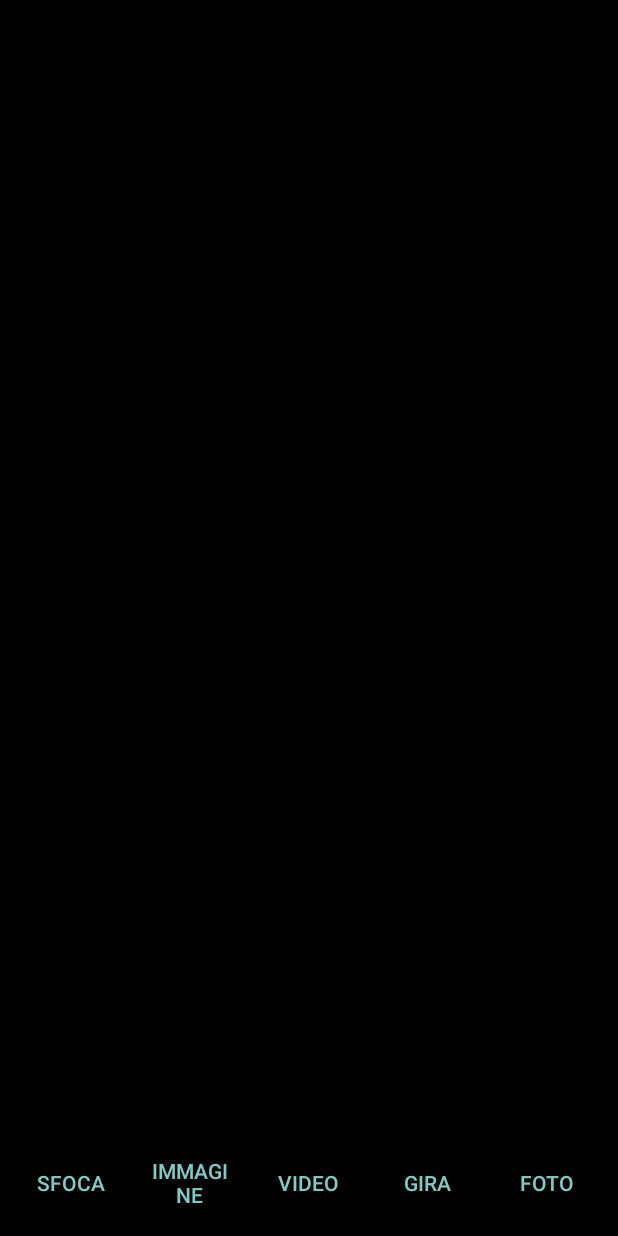
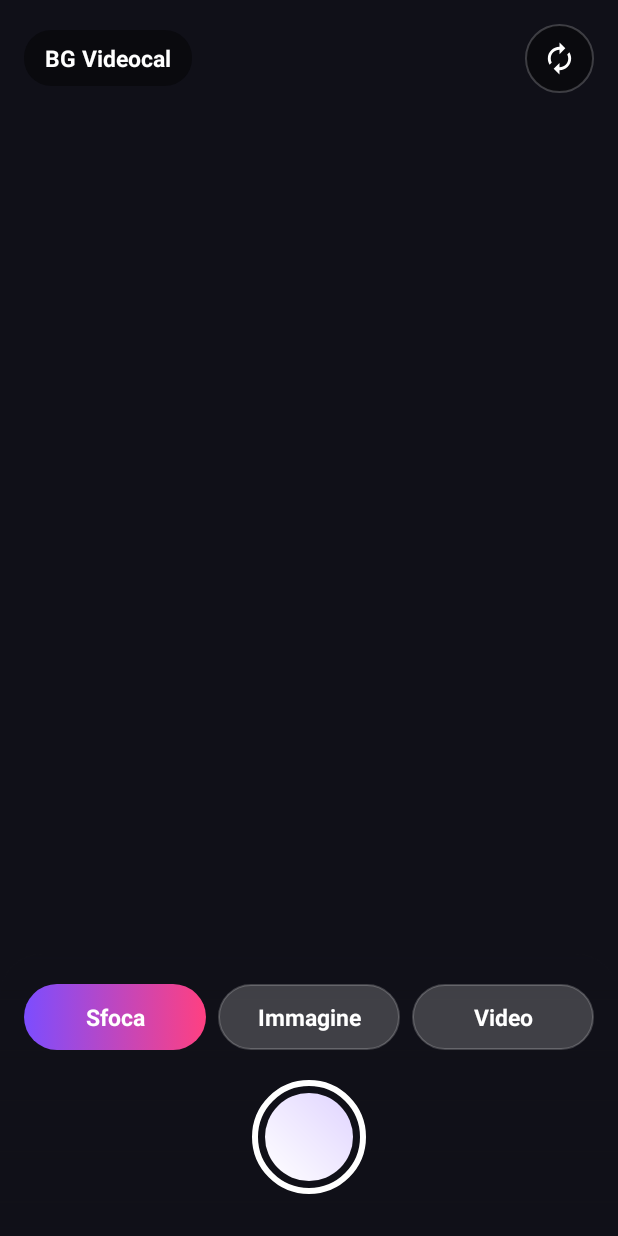
Before and after one commit to davidvannini-cyber/code, an Android app: the screen it shows after launch (MainActivity), on a phone screen of 412 x 824 dp. Run offline under Robolectric (Android 15) with nearby library versions, the phone set to English and light mode, and no system bars; libraries missing offline, so code that uses them is left out: androidx.camera.core, androidx.camera.lifecycle, com.google.mlkit.vision; 4 statements that could not run were skipped.

Commit message:
BG-VIDEOCAL v0.2: grafica moderna (tema scuro, chip a gradiente, tasto di scatto)
Co-Authored-By: Claude Sonnet 5.5 <noreply@anthropic.com>
Claude-Session: https://claude.ai/code/session_01XTDXvFXRCWwKj4fxQ5cdJ6

```diff
--- a/BG-VIDEOCAL/app/build.gradle
+++ b/BG-VIDEOCAL/app/build.gradle
@@ -10,8 +10,8 @@ android {
         applicationId 'online.vannini.bgvideocal'
         minSdk 24
         targetSdk 34
-        versionCode 1
-        versionName '0.1'
+        versionCode 2
+        versionName '0.2'
     }
 
     buildTypes {
--- a/BG-VIDEOCAL/app/src/main/java/online/vannini/bgvideocal/MainActivity.java
+++ b/BG-VIDEOCAL/app/src/main/java/online/vannini/bgvideocal/MainActivity.java
@@ -76,6 +76,7 @@ public class MainActivity extends ComponentActivity {
         segmenter = Segmentation.getClient(new SelfieSegmenterOptions.Builder()
                 .setDetectorMode(SelfieSegmenterOptions.STREAM_MODE).build());
 
+        findViewById(R.id.btnBlur).setSelected(true);
         findViewById(R.id.btnBlur).setOnClickListener(v -> setMode(BLUR));
         findViewById(R.id.btnImage).setOnClickListener(v -> pick("image/*", REQ_IMAGE));
         findViewById(R.id.btnVideo).setOnClickListener(v -> pick("video/*", REQ_VIDEO));
@@ -141,6 +142,9 @@ public class MainActivity extends ComponentActivity {
         if (m == IMAGE) bgImage.setImageBitmap(pickedImage);
         if (m == BLUR) bgImage.setImageBitmap(lastBlur);
         if (m == VIDEO) startVideo();
+        findViewById(R.id.btnBlur).setSelected(m == BLUR);
+        findViewById(R.id.btnImage).setSelected(m == IMAGE);
+        findViewById(R.id.btnVideo).setSelected(m == VIDEO);
     }
 
     private void startVideo() {
--- /dev/null
+++ b/BG-VIDEOCAL/app/src/main/res/drawable/bar_bg.xml
@@ -0,0 +1,5 @@
+<?xml version="1.0" encoding="utf-8"?>
+<shape xmlns:android="http://schemas.android.com/apk/res/android" android:shape="rectangle">
+    <gradient android:angle="90" android:startColor="#F2101018" android:endColor="#99101018" />
+    <corners android:topLeftRadius="28dp" android:topRightRadius="28dp" />
+</shape>
--- /dev/null
+++ b/BG-VIDEOCAL/app/src/main/res/drawable/chip_bg.xml
@@ -0,0 +1,5 @@
+<?xml version="1.0" encoding="utf-8"?>
+<selector xmlns:android="http://schemas.android.com/apk/res/android">
+    <item android:state_selected="true" android:drawable="@drawable/chip_on" />
+    <item android:drawable="@drawable/chip_off" />
+</selector>
--- /dev/null
+++ b/BG-VIDEOCAL/app/src/main/res/drawable/chip_off.xml
@@ -0,0 +1,6 @@
+<?xml version="1.0" encoding="utf-8"?>
+<shape xmlns:android="http://schemas.android.com/apk/res/android" android:shape="rectangle">
+    <solid android:color="#33FFFFFF" />
+    <stroke android:width="1dp" android:color="#33FFFFFF" />
+    <corners android:radius="22dp" />
+</shape>
--- /dev/null
+++ b/BG-VIDEOCAL/app/src/main/res/drawable/chip_on.xml
@@ -0,0 +1,5 @@
+<?xml version="1.0" encoding="utf-8"?>
+<shape xmlns:android="http://schemas.android.com/apk/res/android" android:shape="rectangle">
+    <gradient android:angle="0" android:startColor="#7C4DFF" android:endColor="#FF4081" />
+    <corners android:radius="22dp" />
+</shape>
--- /dev/null
+++ b/BG-VIDEOCAL/app/src/main/res/drawable/ic_flip.xml
@@ -0,0 +1,6 @@
+<?xml version="1.0" encoding="utf-8"?>
+<vector xmlns:android="http://schemas.android.com/apk/res/android"
+    android:width="24dp" android:height="24dp" android:viewportWidth="24" android:viewportHeight="24">
+    <path android:fillColor="#FFFFFF"
+        android:pathData="M12,6v3l4,-4 -4,-4v3c-4.42,0 -8,3.58 -8,8 0,1.57 0.46,3.03 1.24,4.26L6.7,14.8c-0.45,-0.83 -0.7,-1.79 -0.7,-2.8 0,-3.31 2.69,-6 6,-6zM18.76,7.74L17.3,9.2c0.44,0.84 0.7,1.79 0.7,2.8 0,3.31 -2.69,6 -6,6v-3l-4,4 4,4v-3c4.42,0 8,-3.58 8,-8 0,-1.57 -0.46,-3.03 -1.24,-4.26z" />
+</vector>
--- /dev/null
+++ b/BG-VIDEOCAL/app/src/main/res/drawable/pill_bg.xml
@@ -0,0 +1,5 @@
+<?xml version="1.0" encoding="utf-8"?>
+<shape xmlns:android="http://schemas.android.com/apk/res/android" android:shape="rectangle">
+    <solid android:color="#66000000" />
+    <corners android:radius="18dp" />
+</shape>
--- /dev/null
+++ b/BG-VIDEOCAL/app/src/main/res/drawable/round_btn.xml
@@ -0,0 +1,5 @@
+<?xml version="1.0" encoding="utf-8"?>
+<shape xmlns:android="http://schemas.android.com/apk/res/android" android:shape="oval">
+    <solid android:color="#66000000" />
+    <stroke android:width="1dp" android:color="#33FFFFFF" />
+</shape>
--- /dev/null
+++ b/BG-VIDEOCAL/app/src/main/res/drawable/shutter.xml
@@ -0,0 +1,14 @@
+<?xml version="1.0" encoding="utf-8"?>
+<layer-list xmlns:android="http://schemas.android.com/apk/res/android">
+    <item>
+        <shape android:shape="oval">
+            <stroke android:width="4dp" android:color="#FFFFFF" />
+            <size android:width="76dp" android:height="76dp" />
+        </shape>
+    </item>
+    <item android:top="9dp" android:bottom="9dp" android:left="9dp" android:right="9dp">
+        <shape android:shape="oval">
+            <gradient android:angle="45" android:startColor="#FFFFFF" android:endColor="#E0D4FF" />
+        </shape>
+    </item>
+</layer-list>
--- a/BG-VIDEOCAL/app/src/main/res/layout/activity_main.xml
+++ b/BG-VIDEOCAL/app/src/main/res/layout/activity_main.xml
@@ -3,7 +3,7 @@
     android:id="@+id/stage"
     android:layout_width="match_parent"
     android:layout_height="match_parent"
-    android:background="#000000">
+    android:background="#101018">
 
     <!-- Sotto: lo sfondo (sfocato, immagine o video). -->
     <ImageView
@@ -25,30 +25,81 @@
         android:layout_height="match_parent"
         android:scaleType="centerCrop" />
 
+    <!-- In alto: nome e pulsante «gira». -->
+    <RelativeLayout
+        android:layout_width="match_parent"
+        android:layout_height="wrap_content"
+        android:layout_gravity="top"
+        android:padding="16dp">
+
+        <TextView
+            android:layout_width="wrap_content"
+            android:layout_height="wrap_content"
+            android:layout_centerVertical="true"
+            android:background="@drawable/pill_bg"
+            android:paddingLeft="14dp"
+            android:paddingTop="8dp"
+            android:paddingRight="14dp"
+            android:paddingBottom="8dp"
+            android:text="BG Videocal"
+            android:textColor="#FFFFFF"
+            android:textSize="15sp"
+            android:textStyle="bold" />
+
+        <ImageView
+            android:id="@+id/btnFlip"
+            android:layout_width="46dp"
+            android:layout_height="46dp"
+            android:layout_alignParentRight="true"
+            android:background="@drawable/round_btn"
+            android:padding="11dp"
+            android:src="@drawable/ic_flip" />
+    </RelativeLayout>
+
+    <!-- In basso: scelta dello sfondo e tasto di scatto. -->
     <LinearLayout
-        android:id="@+id/bar"
         android:layout_width="match_parent"
         android:layout_height="wrap_content"
         android:layout_gravity="bottom"
-        android:background="#99000000"
-        android:gravity="center"
-        android:orientation="horizontal"
-        android:padding="8dp">
+        android:background="@drawable/bar_bg"
+        android:gravity="center_horizontal"
+        android:orientation="vertical"
+        android:paddingBottom="28dp"
+        android:paddingLeft="16dp"
+        android:paddingRight="16dp"
+        android:paddingTop="20dp">
 
-        <Button android:id="@+id/btnBlur" style="?android:attr/buttonBarButtonStyle"
-            android:layout_width="0dp" android:layout_height="wrap_content"
-            android:layout_weight="1" android:text="Sfoca" />
-        <Button android:id="@+id/btnImage" style="?android:attr/buttonBarButtonStyle"
-            android:layout_width="0dp" android:layout_height="wrap_content"
-            android:layout_weight="1" android:text="Immagine" />
-        <Button android:id="@+id/btnVideo" style="?android:attr/buttonBarButtonStyle"
-            android:layout_width="0dp" android:layout_height="wrap_content"
-            android:layout_weight="1" android:text="Video" />
-        <Button android:id="@+id/btnFlip" style="?android:attr/buttonBarButtonStyle"
-            android:layout_width="0dp" android:layout_height="wrap_content"
-            android:layout_weight="1" android:text="Gira" />
-        <Button android:id="@+id/btnShot" style="?android:attr/buttonBarButtonStyle"
-            android:layout_width="0dp" android:layout_height="wrap_content"
-            android:layout_weight="1" android:text="Foto" />
+        <LinearLayout
+            android:layout_width="match_parent"
+            android:layout_height="wrap_content"
+            android:gravity="center"
+            android:orientation="horizontal">
+
+            <TextView android:id="@+id/btnBlur"
+                android:layout_width="0dp" android:layout_height="44dp"
+                android:layout_marginRight="8dp" android:layout_weight="1"
+                android:background="@drawable/chip_bg" android:gravity="center"
+                android:text="Sfoca" android:textColor="#FFFFFF"
+                android:textSize="15sp" android:textStyle="bold" />
+            <TextView android:id="@+id/btnImage"
+                android:layout_width="0dp" android:layout_height="44dp"
+                android:layout_marginRight="8dp" android:layout_weight="1"
+                android:background="@drawable/chip_bg" android:gravity="center"
+                android:text="Immagine" android:textColor="#FFFFFF"
+                android:textSize="15sp" android:textStyle="bold" />
+            <TextView android:id="@+id/btnVideo"
+                android:layout_width="0dp" android:layout_height="44dp"
+                android:layout_weight="1"
+                android:background="@drawable/chip_bg" android:gravity="center"
+                android:text="Video" android:textColor="#FFFFFF"
+                android:textSize="15sp" android:textStyle="bold" />
+        </LinearLayout>
+
+        <View
+            android:id="@+id/btnShot"
+            android:layout_width="76dp"
+            android:layout_height="76dp"
+            android:layout_marginTop="20dp"
+            android:background="@drawable/shutter" />
     </LinearLayout>
 </FrameLayout>
```
Also changed, not shown: 2 other files.
